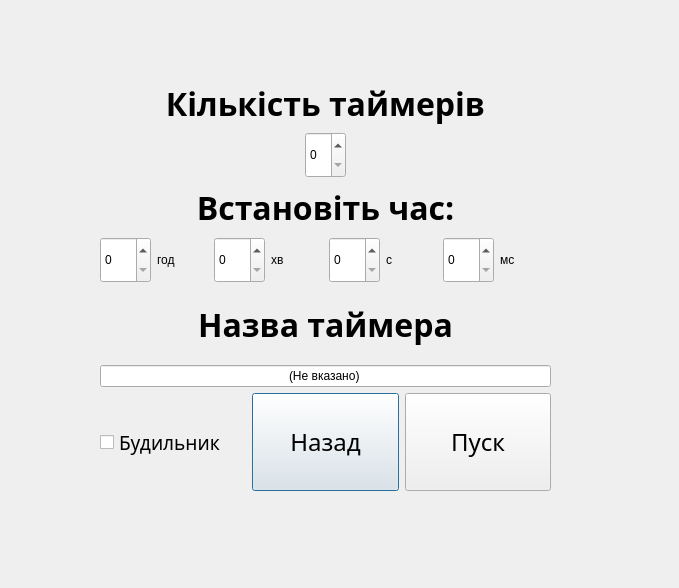
Old version of the form 3 semester/OOOPLab2/addtimersmenu.ui in the repository NaturalStupidlty/uni.
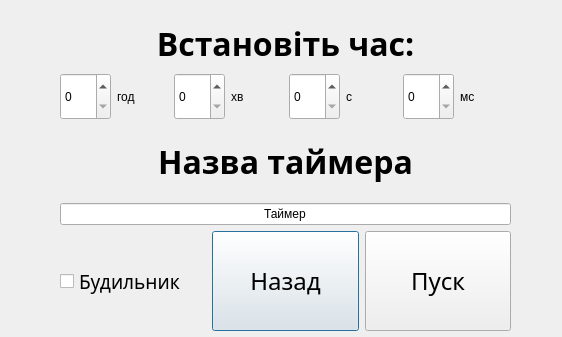
New version of the form.

Diff of the .ui file:
```diff
--- a/3 semester/OOOPLab2/addtimersmenu.ui
+++ b/3 semester/OOOPLab2/addtimersmenu.ui
@@ -6,8 +6,8 @@
    <rect>
     <x>0</x>
     <y>0</y>
-    <width>679</width>
-    <height>588</height>
+    <width>562</width>
+    <height>337</height>
    </rect>
   </property>
   <property name="windowTitle">
@@ -16,54 +16,13 @@
   <widget class="QWidget" name="verticalLayoutWidget_4">
    <property name="geometry">
     <rect>
-     <x>100</x>
-     <y>80</y>
+     <x>60</x>
+     <y>20</y>
      <width>451</width>
-     <height>411</height>
+     <height>311</height>
     </rect>
    </property>
    <layout class="QVBoxLayout" name="verticalLayout_5">
-    <item>
-     <layout class="QVBoxLayout" name="verticalLayout_2">
-      <item>
-       <widget class="QLabel" name="labelNumberOfTimers">
-        <property name="font">
-         <font>
-          <family>Montserrat</family>
-          <pointsize>24</pointsize>
-          <bold>true</bold>
-         </font>
-        </property>
-        <property name="tabletTracking">
-         <bool>false</bool>
-        </property>
-        <property name="text">
-         <string>Кількість таймерів</string>
-        </property>
-        <property name="alignment">
-         <set>Qt::AlignCenter</set>
-        </property>
-       </widget>
-      </item>
-      <item>
-       <layout class="QHBoxLayout" name="horizontalLayout_2">
-        <property name="topMargin">
-         <number>0</number>
-        </property>
-        <item>
-         <widget class="QSpinBox" name="spinBoxNumberOfTimers">
-          <property name="sizePolicy">
-           <sizepolicy hsizetype="Maximum" vsizetype="Minimum">
-            <horstretch>0</horstretch>
-            <verstretch>0</verstretch>
-           </sizepolicy>
-          </property>
-         </widget>
-        </item>
-       </layout>
-      </item>
-     </layout>
-    </item>
     <item>
      <layout class="QVBoxLayout" name="verticalLayout">
       <item>
@@ -196,7 +155,7 @@
            <string notr="true"/>
           </property>
           <property name="text">
-           <string>(Не вказано)</string>
+           <string>Таймер</string>
           </property>
           <property name="alignment">
            <set>Qt::AlignCenter</set>
```
Left out of the diff: 6 changed lines with no effect on the pictures.
